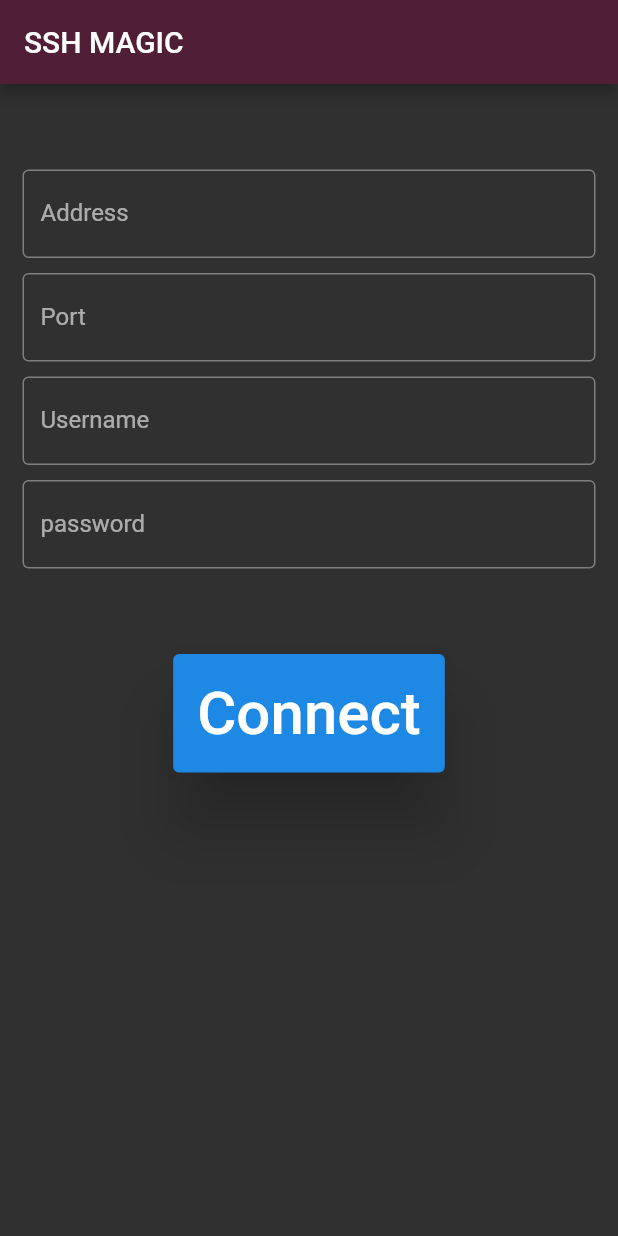
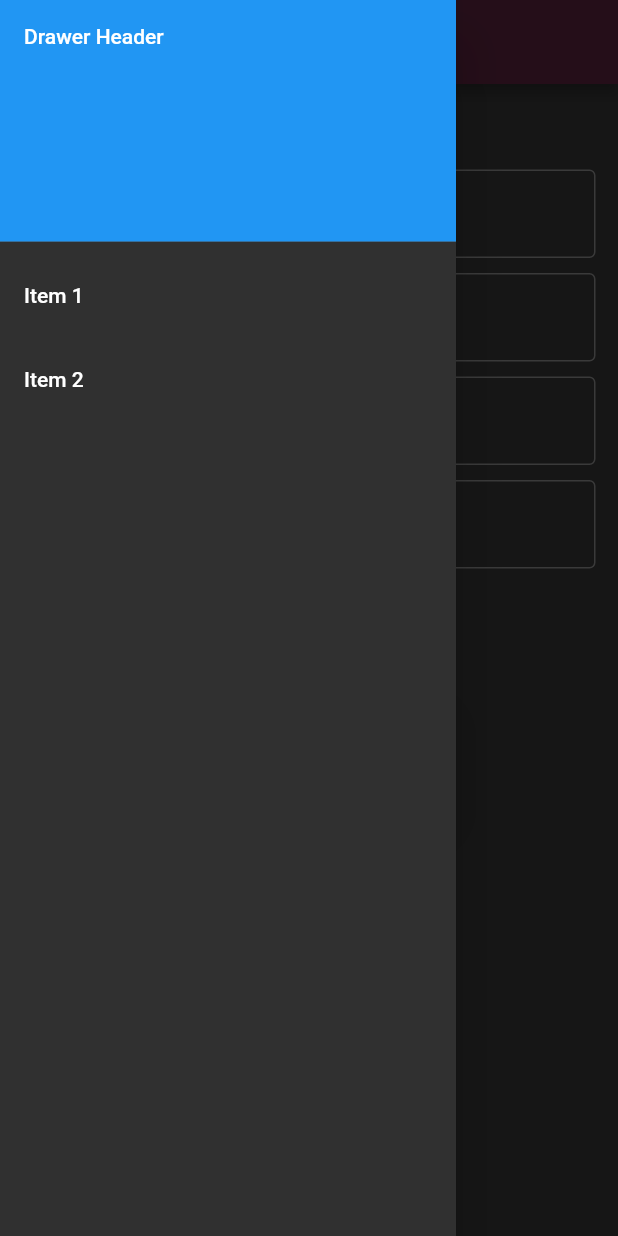
Before and after one commit to Siavash01/sshmagic, a Flutter app: the screen it shows after launch, with the side drawer open (before the commit the screen has no drawer), on a phone screen of 412 x 824 dp. Run offline on Flutter 3.47's test engine with Material 2 defaults, Android fonts, the light colour scheme and no system bars; missing offline and left inert: dart:ffi.

Commit message:
added drawer

```diff
--- a/lib/main.dart
+++ b/lib/main.dart
@@ -111,6 +111,44 @@
     );
   }
 
+  Drawer customDrawer(BuildContext context) {
+    return Drawer(
+      // Add a ListView to the drawer. This ensures the user can scroll
+      // through the options in the drawer if there isn't enough vertical
+      // space to fit everything.
+      child: ListView(
+        // Important: Remove any padding from the ListView.
+        padding: EdgeInsets.zero,
+        children: [
+          const DrawerHeader(
+            decoration: BoxDecoration(
+              color: Colors.blue,
+            ),
+            child: Text('Drawer Header'),
+          ),
+          ListTile(
+            title: const Text('Item 1'),
+            onTap: () {
+              // Update the state of the app
+              // ...
+              // Then close the drawer
+              Navigator.pop(context);
+            },
+          ),
+          ListTile(
+            title: const Text('Item 2'),
+            onTap: () {
+              // Update the state of the app
+              // ...
+              // Then close the drawer
+              Navigator.pop(context);
+            },
+          ),
+        ],
+      ),
+    );
+  }
+
   @override
   Widget build(BuildContext context) {
     return MaterialApp(
@@ -130,7 +168,8 @@
               passwordController: passwordController),
             connectButton(),
           ],
-        )
+        ),
+        drawer: customDrawer(context),
       ),
     );
   }
```
